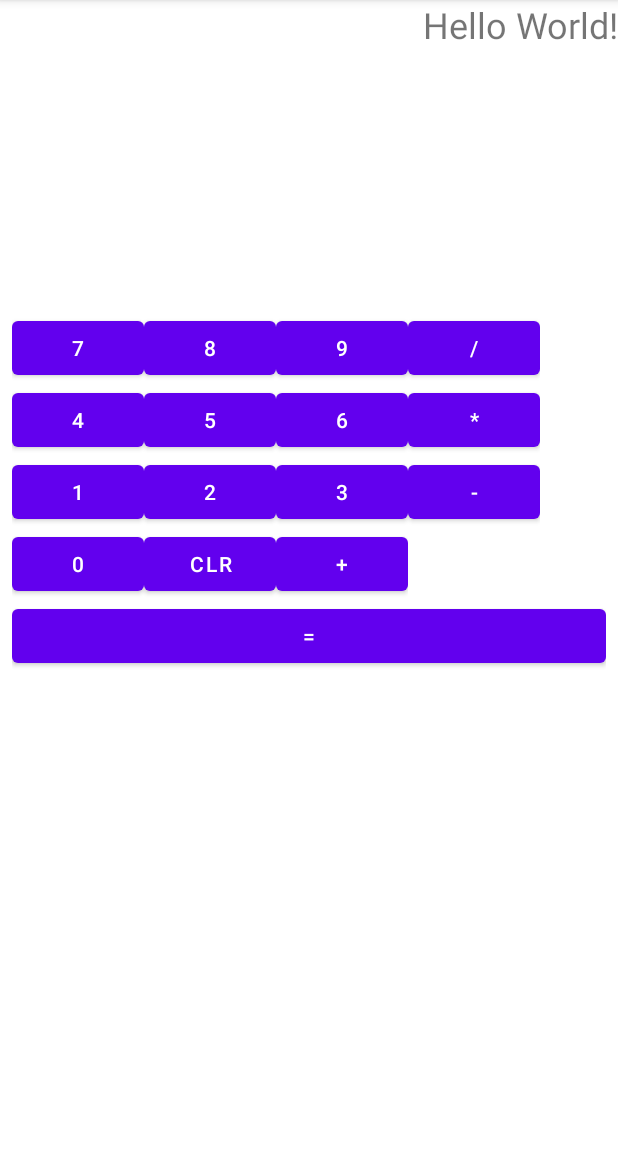
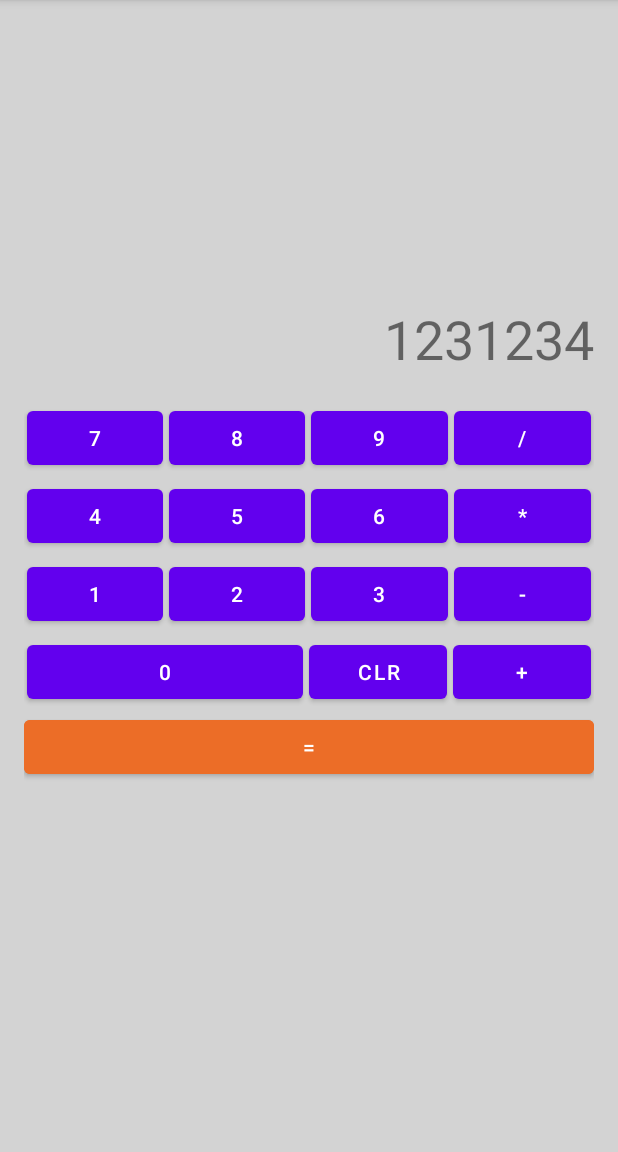
Before and after one commit to Kijimai/Calc-Kotlin, an Android app: the screen it shows after launch (MainActivity), on a phone screen of 412 x 824 dp, the part 84-1236 px from its top. Run offline under Robolectric (Android 15) with nearby library versions, the phone set to English and light mode, and no system bars.

Commit message:
setup layout, add onClick for digits, add onClear fun for clr btn

```diff
--- a/app/src/main/java/jibby/tutorials/calculatorapp/MainActivity.kt
+++ b/app/src/main/java/jibby/tutorials/calculatorapp/MainActivity.kt
@@ -2,10 +2,26 @@ package jibby.tutorials.calculatorapp
 
 import androidx.appcompat.app.AppCompatActivity
 import android.os.Bundle
+import android.view.View
+import android.widget.Button
+import android.widget.TextView
+import android.widget.Toast
 
 class MainActivity : AppCompatActivity() {
+    private var tvInputDisplay: TextView? = null
+
     override fun onCreate(savedInstanceState: Bundle?) {
         super.onCreate(savedInstanceState)
         setContentView(R.layout.activity_main)
+        tvInputDisplay = findViewById(R.id.tvInputDisplay)
+    }
+
+    fun onDigit(view: View) {
+        tvInputDisplay?.append((view as Button).text)
+        Toast.makeText(this, "Button Clicked!", Toast.LENGTH_LONG).show()
+    }
+
+    fun onClear(view:View) {
+        tvInputDisplay?.text = "0"
     }
 }
--- a/app/src/main/res/layout/activity_main.xml
+++ b/app/src/main/res/layout/activity_main.xml
@@ -4,111 +4,199 @@
     xmlns:tools="http://schemas.android.com/tools"
     android:layout_width="match_parent"
     android:layout_height="match_parent"
-    tools:context=".MainActivity"
     android:orientation="vertical"
-    >
+    android:background="@color/light_grey"
+    android:padding="8dp"
+    tools:context=".MainActivity">
 
     <TextView
+        android:id="@+id/tvInputDisplay"
         android:layout_width="match_parent"
-        android:layout_height="200dp"
-        android:text="Hello World!"
-        android:textAlignment="textEnd"
-        android:textSize="24sp"
+        android:layout_height="250dp"
+        android:background="@color/light_grey"
+        android:gravity="end|bottom"
+        android:text="@string/calc_text"
+        android:textSize="36sp"
+        android:padding="8dp"
         app:layout_constraintBottom_toBottomOf="parent"
         app:layout_constraintEnd_toEndOf="parent"
         app:layout_constraintStart_toStartOf="parent"
         app:layout_constraintTop_toTopOf="parent" />
 
     <LinearLayout
-        android:padding="8dp"
         android:layout_width="match_parent"
         android:layout_height="wrap_content"
-        android:orientation="vertical">
+        android:orientation="vertical"
+        android:padding="8dp">
+
         <LinearLayout
-            android:layout_width="wrap_content"
-            android:layout_height="wrap_content"
-            >
+            android:layout_width="match_parent"
+            android:layout_height="match_parent"
+            android:orientation="horizontal">
+
             <Button
-                android:layout_width="wrap_content"
+                android:id="@+id/btnNum7"
+                android:layout_width="0dp"
+                android:layout_height="match_parent"
+                android:layout_margin="2dp"
+                android:layout_weight="1"
+                android:onClick="onDigit"
+                android:text="@string/_7" />
+
+            <Button
+                android:id="@+id/btnNum8"
+                android:layout_width="0dp"
+                android:layout_height="match_parent"
+                android:layout_margin="2dp"
+                android:layout_weight="1"
+                android:onClick="onDigit"
+                android:text="@string/_8" />
+
+            <Button
+                android:id="@+id/btnNum9"
+                android:layout_width="0dp"
+                android:layout_height="match_parent"
+                android:layout_margin="2dp"
+                android:layout_weight="1"
+                android:onClick="onDigit"
+                android:text="@string/_9" />
+
+            <Button
+                android:id="@+id/btnDivide"
+                android:layout_width="0dp"
+                android:layout_height="match_parent"
+                android:layout_margin="2dp"
+                android:layout_weight="1"
+                android:onClick="onDigit"
+                android:text="@string/_divide" />
+        </LinearLayout>
+
+        <LinearLayout
+            android:layout_width="match_parent"
+            android:layout_height="wrap_content">
+
+            <Button
+                android:id="@+id/btnNum4"
+                android:layout_width="0dp"
                 android:layout_height="wrap_content"
-                android:text="7" />
+                android:layout_margin="2dp"
+                android:layout_weight="1"
+                android:onClick="onDigit"
+                android:text="@string/_4" />
+
             <Button
-                android:layout_width="wrap_content"
+                android:id="@+id/btnNum5"
+                android:layout_width="0dp"
                 android:layout_height="wrap_content"
-                android:text="8" />
+                android:layout_margin="2dp"
+                android:layout_weight="1"
+                android:onClick="onDigit"
+                android:text="@string/_5" />
+
             <Button
-                android:layout_width="wrap_content"
+                android:id="@+id/btnNum6"
+                android:layout_width="0dp"
                 android:layout_height="wrap_content"
-                android:text="9" />
+                android:layout_margin="2dp"
+                android:layout_weight="1"
+                android:onClick="onDigit"
+                android:text="@string/_6" />
+
             <Button
-                android:layout_width="wrap_content"
+                android:id="@+id/btnTimes"
+                android:layout_width="0dp"
                 android:layout_height="wrap_content"
-                android:text="/" />
+                android:layout_margin="2dp"
+                android:layout_weight="1"
+                android:onClick="onDigit"
+                android:text="@string/_times" />
+        </LinearLayout>
+
+        <LinearLayout
+            android:layout_width="match_parent"
+            android:layout_height="wrap_content">
+
+            <Button
+                android:id="@+id/btnNum1"
+                android:layout_width="0dp"
+                android:layout_height="wrap_content"
+                android:layout_margin="2dp"
+                android:layout_weight="1"
+                android:onClick="onDigit"
+                android:text="@string/_1" />
+
+            <Button
+                android:id="@+id/btnNum2"
+                android:layout_width="0dp"
+                android:layout_height="wrap_content"
+                android:layout_margin="2dp"
+                android:layout_weight="1"
+                android:onClick="onDigit"
+                android:text="@string/_2" />
+
+            <Button
+                android:id="@+id/btnNum3"
+                android:layout_width="0dp"
+                android:layout_height="wrap_content"
+                android:layout_margin="2dp"
+                android:layout_weight="1"
+                android:onClick="onDigit"
+                android:text="@string/_3" />
+
+            <Button
+                android:id="@+id/btnMinus"
+                android:layout_width="0dp"
+                android:layout_height="wrap_content"
+                android:layout_margin="2dp"
+                android:layout_weight="1"
+                android:onClick="onDigit"
+                android:text="@string/_minus" />
+        </LinearLayout>
+
+        <LinearLayout
+            android:layout_width="match_parent"
+            android:layout_height="wrap_content">
+
+            <Button
+                android:id="@+id/btnNum0"
+                android:layout_width="0dp"
+                android:layout_height="wrap_content"
+                android:layout_margin="2dp"
+                android:layout_weight="2"
+                android:onClick="onDigit"
+                android:text="@string/_0" />
+
+            <Button
+                android:id="@+id/btnClear"
+                android:layout_width="0dp"
+                android:layout_height="wrap_content"
+                android:layout_margin="2dp"
+                android:layout_weight="1"
+                android:onClick="onClear"
+                android:text="@string/_clear" />
+
+            <Button
+                android:id="@+id/btnPlus"
+                android:layout_width="0dp"
+                android:layout_height="wrap_content"
+                android:layout_margin="2dp"
+                android:layout_weight="1"
+                android:onClick="onDigit"
+                android:text="@string/_plus" />
         </LinearLayout>
         <LinearLayout
-            android:layout_width="wrap_content"
-            android:layout_height="wrap_content"
-            >
+            android:layout_width="match_parent"
+            android:layout_height="match_parent">
             <Button
-                android:layout_width="wrap_content"
-                android:layout_height="wrap_content"
-                android:text="4" />
-            <Button
-                android:layout_width="wrap_content"
-                android:layout_height="wrap_content"
-                android:text="5" />
-            <Button
-                android:layout_width="wrap_content"
-                android:layout_height="wrap_content"
-                android:text="6" />
-            <Button
-                android:layout_width="wrap_content"
-                android:layout_height="wrap_content"
-                android:text="*" />
+                android:id="@+id/btnEquals"
+                android:layout_weight="1"
+                android:layout_width="0dp"
+                android:layout_height="match_parent"
+                android:onClick="onDigit"
+                android:backgroundTint="@color/orange"
+                android:text="@string/_equals" />
         </LinearLayout>
-        <LinearLayout
-            android:layout_width="wrap_content"
-            android:layout_height="wrap_content"
-            >
-            <Button
-                android:layout_width="wrap_content"
-                android:layout_height="wrap_content"
-                android:text="1" />
-            <Button
-                android:layout_width="wrap_content"
-                android:layout_height="wrap_content"
-                android:text="2" />
-            <Button
-                android:layout_width="wrap_content"
-                android:layout_height="wrap_content"
-                android:text="3" />
-            <Button
-                android:layout_width="wrap_content"
-                android:layout_height="wrap_content"
-                android:text="-" />
-        </LinearLayout>
-        <LinearLayout
-            android:layout_width="wrap_content"
-            android:layout_height="wrap_content"
-            >
-            <Button
-                android:layout_width="wrap_content"
-                android:layout_height="wrap_content"
-                android:text="0" />
-            <Button
-                android:layout_width="wrap_content"
-                android:layout_height="wrap_content"
-                android:text="CLR" />
 
-            <Button
-                android:layout_width="wrap_content"
-                android:layout_height="wrap_content"
-                android:text="+" />
-        </LinearLayout>
-        <Button
-            android:layout_width="match_parent"
-            android:layout_height="match_parent"
-            android:text="="/>
     </LinearLayout>
 
 </LinearLayout>
--- a/app/src/main/res/values/colors.xml
+++ b/app/src/main/res/values/colors.xml
@@ -7,4 +7,6 @@
     <color name="teal_700">#FF018786</color>
     <color name="black">#FF000000</color>
     <color name="white">#FFFFFFFF</color>
+    <color name="light_grey">#D3D3D3</color>
+    <color name="orange">#EC6D27</color>
 </resources>
--- a/app/src/main/res/values/strings.xml
+++ b/app/src/main/res/values/strings.xml
@@ -1,3 +1,20 @@
 <resources>
     <string name="app_name">CalculatorApp</string>
+    <string name="calc_text">1231234</string>
+    <string name="_7">7</string>
+    <string name="_8">8</string>
+    <string name="_9">9</string>
+    <string name="_divide">/</string>
+    <string name="_4">4</string>
+    <string name="_5">5</string>
+    <string name="_6">6</string>
+    <string name="_times">*</string>
+    <string name="_1">1</string>
+    <string name="_2">2</string>
+    <string name="_3">3</string>
+    <string name="_minus">-</string>
+    <string name="_0">0</string>
+    <string name="_clear">CLR</string>
+    <string name="_plus">+</string>
+    <string name="_equals">=</string>
 </resources>
```
